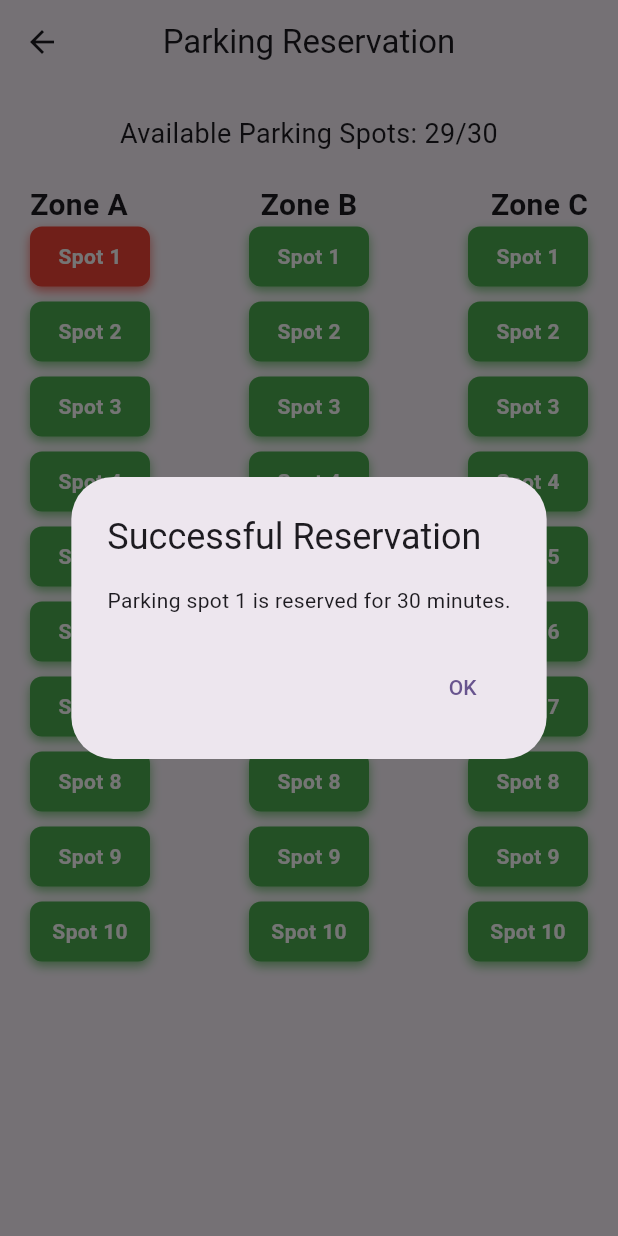
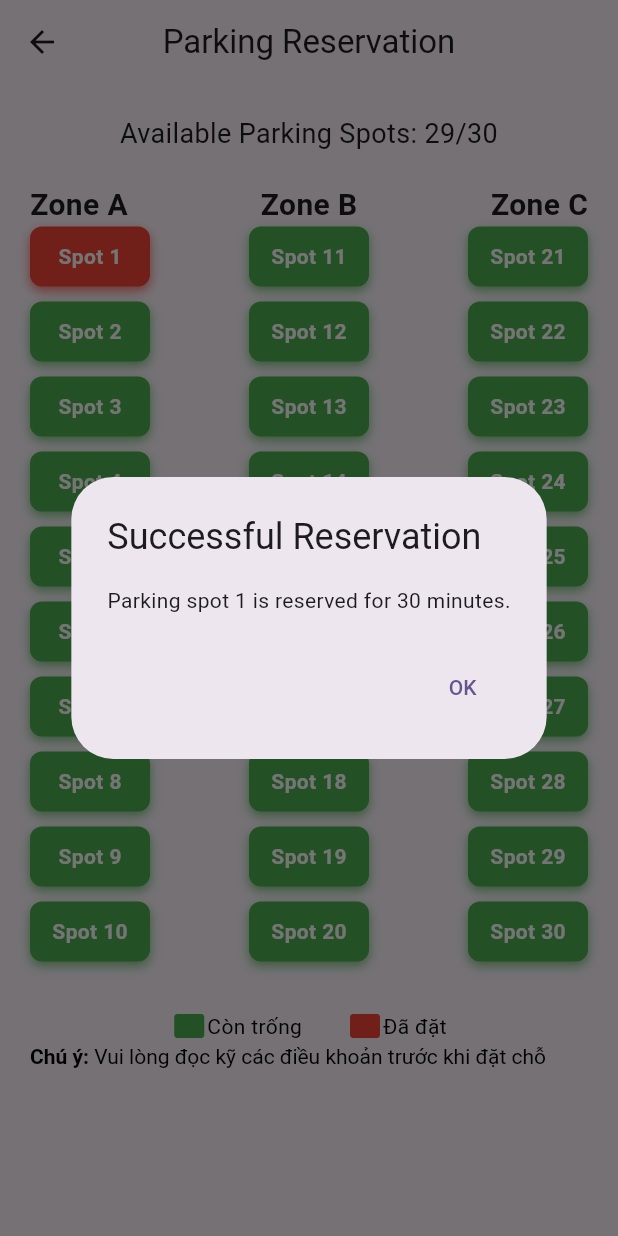
Before and after one commit to nam54828/SmartParking, a Flutter app: the ParkingReservationScreen screen opened directly, after a tap on an icon or button, on a phone screen of 412 x 824 dp. Run offline on Flutter 3.47's test engine with Material 2 defaults, Android fonts, the phone set to English and light mode, and no system bars; our stand-ins replace cloud_firestore, firebase_auth, firebase_core, firebase_database, fl_chart, syncfusion_flutter_gauges; missing offline and left inert: mqtt_client; accounts and stored records are empty.

Commit message:
Reservation + change mqtt

```diff
--- a/lib/Services/mqttManager.dart
+++ b/lib/Services/mqttManager.dart
@@ -54,4 +54,10 @@ class MqttManager {
   void disconnect() {
     client?.disconnect();
   }
+  void publish(String topic, String message) {
+    final builder = MqttClientPayloadBuilder();
+    builder.addString(message);
+    client!.publishMessage(topic, MqttQos.atLeastOnce, builder.payload!);
+  }
+
 }
--- a/lib/bottomBar/Home/ParkingReservation/parkingReservationScreen.dart
+++ b/lib/bottomBar/Home/ParkingReservation/parkingReservationScreen.dart
@@ -1,4 +1,11 @@
+import 'dart:async';
+
+import 'package:firebase_auth/firebase_auth.dart';
 import 'package:flutter/material.dart';
+import 'package:cloud_firestore/cloud_firestore.dart';
+import 'package:mqtt_client/mqtt_client.dart';
+
+import '../../../Services/mqttManager.dart'; // Import Firestore
 
 class ParkingReservationScreen extends StatefulWidget {
   @override
@@ -6,28 +13,73 @@ class ParkingReservationScreen extends StatefulWidget {
 }
 
 class _ParkingReservationScreenState extends State<ParkingReservationScreen> {
-  int numberOfReservations = 0; // lưu số lượng chỗ đỗ xe
-  int totalParkingSpots = 30; // Số chỗ đậu xe tổng cộng
+  final FirebaseFirestore _firestore = FirebaseFirestore.instance;
+  final MqttManager _mqttManager = MqttManager();
+  final FirebaseAuth _auth = FirebaseAuth.instance;
+  int numberOfReservations = 0;
+  int totalParkingSpots = 30;
+  List<bool> availableSpots = List.generate(30, (index) => true);
+  @override
+  void initState() {
+    super.initState();
+    _connect();
 
-  List<bool> availableSpots = List.generate(30, (index) => true);
+    // Kiểm tra và xóa thông tin đặt chỗ sau khi hết hạn mỗi 1 phút
+    Timer.periodic(Duration(minutes: 1), (Timer t) {
+      checkAndRemoveExpiredReservations();
+    });
+  }
+  // Hàm kiểm tra và xóa thông tin đặt chỗ sau khi hết hạn
+  void checkAndRemoveExpiredReservations() async {
+    QuerySnapshot snapshot = await _firestore.collection('parking_reservations').get();
+    DateTime currentTime = DateTime.now();
 
-  // tạo phương thức để đặt chỗ đỗ xe tại chỉ số spotIndex
-  void makeReservation(int spotIndex) {
+    for (QueryDocumentSnapshot reservation in snapshot.docs) {
+      DateTime expirationTime = (reservation.data() as Map)['expirationTime'].toDate();
+      if (currentTime.isAfter(expirationTime)) {
+        // Xóa thông tin đặt chỗ đã hết hạn
+        await _firestore.collection('parking_reservations').doc(reservation.id).delete();
+        // Cập nhật trạng thái của chỗ đỗ xe
+        int expiredSpotIndex = (reservation.data() as Map)['spotIndex'] - 1;
+        setState(() {
+          availableSpots[expiredSpotIndex] = true;
+        });
+      }
+    }
+  }
+  void _connect() async {
+    await _mqttManager.connect('my_client_identifier', 'nam54828', 'DoDucNam123');
+    _mqttManager.subscribe('Smartparking/reservation');
+    MqttManager.client?.updates?.listen((List<MqttReceivedMessage<MqttMessage>> event) {
+      final MqttPublishMessage receivedMessage = event[0].payload as MqttPublishMessage;
+      final String payload = MqttPublishPayload.bytesToStringAsString(receivedMessage.payload.message);
+            print('Received message from topic: ${event[0].topic}, payload: $payload');
+       });
+  }
+  Future<void> makeReservation(int spotIndex) async {
     if (numberOfReservations < 3) {
       if (availableSpots[spotIndex]) {
-        Future.delayed(Duration(minutes: 30), () {
-          setState(() {
-            availableSpots[spotIndex] = true;
+        try {
+          CollectionReference reservations = _firestore.collection('parking_reservations');
+          DateTime currentTime = DateTime.now();
+          DateTime expirationTime = currentTime.add(Duration(minutes: 30)); // Thời gian hết hạn: thời gian hiện tại cộng thêm 30 phút
+          User? user = _auth.currentUser;
+          String? userID = user?.uid;
+          // Thêm thông tin đặt chỗ vào Firestore
+          await reservations.add({
+            'spotIndex': spotIndex + 1,
+            'timestamp': FieldValue.serverTimestamp(),
+            'expirationTime': expirationTime,
+            'userID': userID, // Thay thế bằng thông tin người dùng thực tế
           });
-        });
-
+          // Publish the reservation spot to ESP32 via MQTT
+          _mqttManager.publish('SmartParking/reservation', 'Spot reserved: ${spotIndex + 1}');
           showDialog(
             context: context,
             builder: (BuildContext context) {
               return AlertDialog(
                 title: Text('Successful Reservation'),
-              content: Text(
-                  'Parking spot ${spotIndex + 1} is reserved for 30 minutes.'),
+                content: Text('Parking spot ${spotIndex + 1} is reserved for 30 minutes.'),
                 actions: <Widget>[
                   TextButton(
                     child: Text('OK'),
@@ -44,14 +96,24 @@ class _ParkingReservationScreenState extends State<ParkingReservationScreen> {
             numberOfReservations++;
             availableSpots[spotIndex] = false;
           });
+
+          // Delayed logic to free up the spot after 30 minutes
+          Future.delayed(Duration(minutes: 30), () {
+            setState(() {
+              availableSpots[spotIndex] = true;
+            });
+          });
+        } catch (e) {
+          print('Error making reservation: $e');
+          // Handle error - You might want to display an error message to the user
+        }
       } else {
         showDialog(
           context: context,
           builder: (BuildContext context) {
             return AlertDialog(
               title: Text('Spot Already Reserved'),
-              content: Text(
-                  'Parking spot ${spotIndex + 1} is already reserved.'),
+              content: Text('Parking spot ${spotIndex + 1} is already reserved.'),
               actions: <Widget>[
                 TextButton(
                   child: Text('OK'),
@@ -70,8 +132,7 @@ class _ParkingReservationScreenState extends State<ParkingReservationScreen> {
         builder: (BuildContext context) {
           return AlertDialog(
             title: Text('Maximum Reservations Reached'),
-            content: Text(
-                'You have reached the maximum number of reservations for today.'),
+            content: Text('You have reached the maximum number of reservations for today.'),
             actions: <Widget>[
               TextButton(
                 child: Text('OK'),
@@ -85,15 +146,15 @@ class _ParkingReservationScreenState extends State<ParkingReservationScreen> {
       );
     }
   }
-
-  Widget buildParkingSpots(List<bool> spots) {
-    return Wrap( // 1 widget trong Flutter cho phép xếp các widget con theo hàng ngang hoặc dọc theo không gian có sẵn
-      spacing: 10, // khoảng cách giữa các widget theo chiều ngang
-      runSpacing: 10, // Khoảng cách theo chiều dọc
+  Widget buildParkingSpots(List<bool> spots, int startZoneIndex) {
+    return Wrap(
+      spacing: 10,
+      runSpacing: 10,
       children: List.generate(spots.length, (index) {
-        return GestureDetector( // dùng để bắt sự kiện chạm
+        final globalIndex = startZoneIndex + index;
+        return GestureDetector(
           onTap: () {
-            makeReservation(index);
+            makeReservation(globalIndex);
           },
           child: AnimatedContainer(
             duration: Duration(milliseconds: 500),
@@ -104,8 +165,7 @@ class _ParkingReservationScreenState extends State<ParkingReservationScreen> {
               borderRadius: BorderRadius.circular(8),
               boxShadow: [
                 BoxShadow(
-                  color: spots[index] ? Colors.green.withOpacity(0.7) : Colors
-                      .red.withOpacity(0.7),
+                  color: spots[index] ? Colors.green.withOpacity(0.7) : Colors.red.withOpacity(0.7),
                   blurRadius: 5,
                   offset: Offset(0, 3),
                 ),
@@ -113,7 +173,7 @@ class _ParkingReservationScreenState extends State<ParkingReservationScreen> {
             ),
             child: Center(
               child: Text(
-                'Spot ${index + 1}',
+                'Spot ${globalIndex + 1}',
                 style: TextStyle(
                   color: Colors.white,
                   fontWeight: FontWeight.bold,
@@ -140,9 +200,7 @@ class _ParkingReservationScreenState extends State<ParkingReservationScreen> {
             crossAxisAlignment: CrossAxisAlignment.stretch,
             children: [
               Text(
-                'Available Parking Spots: ${availableSpots
-                    .where((spot) => spot)
-                    .length}/$totalParkingSpots',
+                'Available Parking Spots: ${availableSpots.where((spot) => spot).length}/$totalParkingSpots',
                 style: TextStyle(fontSize: 18),
                 textAlign: TextAlign.center,
               ),
@@ -150,7 +208,7 @@ class _ParkingReservationScreenState extends State<ParkingReservationScreen> {
               GridView(
                 gridDelegate: SliverGridDelegateWithFixedCrossAxisCount(
                   crossAxisCount: 3,
-                  mainAxisExtent: 600,
+                  mainAxisExtent: 550,
                   mainAxisSpacing: 10,
                   crossAxisSpacing: 10,
                 ),
@@ -162,10 +220,9 @@ class _ParkingReservationScreenState extends State<ParkingReservationScreen> {
                     children: [
                       Text(
                         'Zone A',
-                        style: TextStyle(
-                            fontSize: 20, fontWeight: FontWeight.bold),
+                        style: TextStyle(fontSize: 20, fontWeight: FontWeight.bold),
                       ),
-                      buildParkingSpots(availableSpots.sublist(0, 10)),
+                      buildParkingSpots(availableSpots.sublist(0, 10), 0),
                     ],
                   ),
                   Column(
@@ -173,10 +230,9 @@ class _ParkingReservationScreenState extends State<ParkingReservationScreen> {
                     children: [
                       Text(
                         'Zone B',
-                        style: TextStyle(
-                            fontSize: 20, fontWeight: FontWeight.bold),
+                        style: TextStyle(fontSize: 20, fontWeight: FontWeight.bold),
                       ),
-                      buildParkingSpots(availableSpots.sublist(10, 20)),
+                      buildParkingSpots(availableSpots.sublist(10, 20), 10),
                     ],
                   ),
                   Column(
@@ -184,16 +240,81 @@ class _ParkingReservationScreenState extends State<ParkingReservationScreen> {
                     children: [
                       Text(
                         'Zone C',
-                        style: TextStyle(
-                            fontSize: 20, fontWeight: FontWeight.bold),
+                        style: TextStyle(fontSize: 20, fontWeight: FontWeight.bold),
                       ),
-                      buildParkingSpots(availableSpots.sublist(20, 30)),
+                      buildParkingSpots(availableSpots.sublist(20, 30), 20),
                     ],
                   ),
                 ],
               ),
+              Row(
+                mainAxisAlignment: MainAxisAlignment.center,
+                children: [
+                  Column(
+                    children: [
+                      Column(
+                        children: [
+                          Icon(Icons.rectangle_rounded, color: Colors.green,),
+                        ],
+                      ),
+                    ],
+                  ),
+                  Column(
+                    children: [
+                      Text("Còn trống", style: TextStyle(
+                          color: Colors.black
+                      ),)
+                    ],
+                  ),
+                  SizedBox(
+                    width: 30,
+                  ),
+                  Column(
+                    children: [
+                      Column(
+                        children: [
+                          Icon(Icons.rectangle_rounded, color: Colors.red,),
+                        ],
+                      ),
+                    ],
+                  ),
+                  Column(
+                    children: [
+                      Text("Đã đặt", style: TextStyle(
+                          color: Colors.black
+                      ),)
                     ],
                   )
+                ],
+              ),
+              Row(
+                children: [
+                  Column(
+                    children: [
+                      RichText(
+                        text: TextSpan(
+                          children: <TextSpan>[
+                            TextSpan(
+                              text: "Chú ý: ", style: TextStyle(
+                              fontWeight: FontWeight.bold,
+                              color: Colors.black
+                            )
+                            ),
+                            TextSpan(
+                              text: "Vui lòng đọc kỹ các điều khoản trước khi đặt chỗ",
+                              style: TextStyle(
+                                color: Colors.black
+                              )
+                            )
+                          ]
+                        ),
+                      )
+                    ],
+                  )
+                ],
+              )
+            ],
+          ),
         ),
       ),
     );
```
Lines whose indentation alone changed are shown as unchanged.
